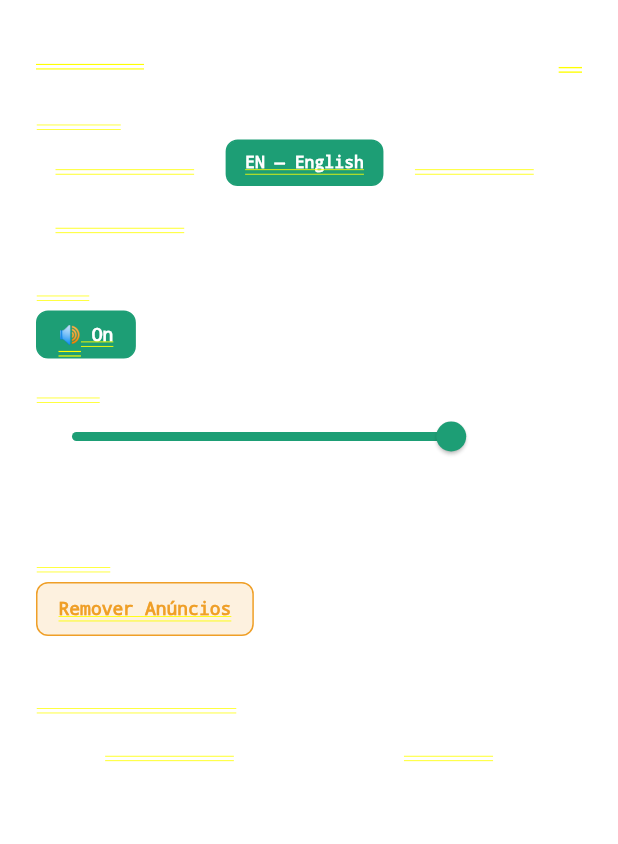
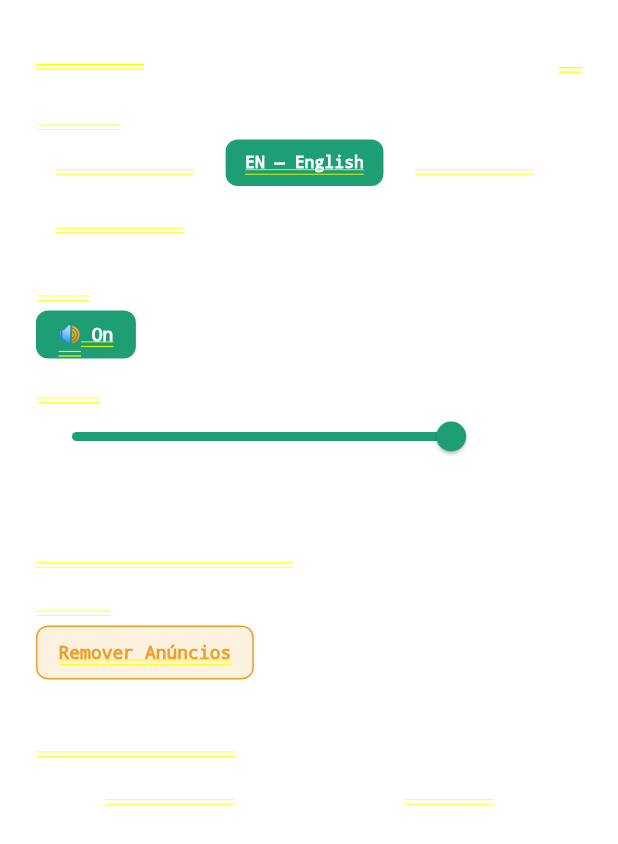
Before and after one commit to JandersonBrito/blitz-ball-game, a Flutter app: the SettingsScreen screen opened directly with empty values, on a phone screen of 412 x 824 dp. Shown: the top 844 px of the screen. Run offline on Flutter 3.47's test engine with Material 3 defaults, Android fonts, the phone set to English and light mode, and no system bars; our stand-ins replace in_app_purchase, shared_preferences; missing offline and left inert: flame, unity_ads_plugin; accounts and stored records are empty.

Commit message:
implementa consentimento GDPR para anúncios
- ConsentService: persiste escolha (gdpr_asked / gdpr_consented) em SharedPreferences
- ConsentDialog: diálogo bloqueante exibido no primeiro lançamento antes de inicializar Unity Ads
- AdService só é inicializado se consentimento foi dado; novo usuário passa pelo diálogo antes
- SettingsScreen: linha 'Consentimento de Anúncios' permite rever/alterar a qualquer momento
- Usuário que recusa não vê nenhum anúncio (banner, interstitial, rewarded)

Co-Authored-By: Claude Sonnet 4.6 <noreply@anthropic.com>

```diff
--- /dev/null
+++ b/lib/services/consent_service.dart
@@ -0,0 +1,29 @@
+import 'package:shared_preferences/shared_preferences.dart';
+
+class ConsentService {
+  ConsentService._();
+  static final ConsentService instance = ConsentService._();
+
+  static const _kConsented  = 'gdpr_consented';
+  static const _kAsked      = 'gdpr_asked';
+
+  bool _consented = false;
+  bool _asked     = false;
+
+  bool get consented  => _consented;
+  bool get hasBeenAsked => _asked;
+
+  Future<void> load() async {
+    final prefs = await SharedPreferences.getInstance();
+    _asked     = prefs.getBool(_kAsked)     ?? false;
+    _consented = prefs.getBool(_kConsented) ?? false;
+  }
+
+  Future<void> setConsent(bool value) async {
+    _consented = value;
+    _asked     = true;
+    final prefs = await SharedPreferences.getInstance();
+    await prefs.setBool(_kConsented, value);
+    await prefs.setBool(_kAsked, true);
+  }
+}
--- a/lib/ui/settings_screen.dart
+++ b/lib/ui/settings_screen.dart
@@ -4,8 +4,10 @@ import 'package:provider/provider.dart';
 import '../models/app_settings.dart';
 import '../services/settings_service.dart';
 import '../services/purchase_service.dart';
+import '../services/consent_service.dart';
 import '../game/managers/game_state.dart';
 import 'privacy_policy_screen.dart';
+import 'consent_dialog.dart';
 
 class SettingsScreen extends StatefulWidget {
   final VoidCallback onBack;
@@ -230,6 +232,44 @@ class _SettingsScreenState extends State<SettingsScreen> {
               ),
             ),
           ),
+          const SizedBox(height: 8),
+          // Consentimento de anúncios
+          GestureDetector(
+            onTap: () async {
+              await showConsentDialog(context);
+              setState(() {});
+            },
+            child: Padding(
+              padding: const EdgeInsets.symmetric(vertical: 4),
+              child: Row(
+                children: [
+                  const Text(
+                    'Consentimento de Anúncios: ',
+                    style: TextStyle(
+                      color: Colors.white24,
+                      fontSize: 11,
+                      fontFamily: 'monospace',
+                    ),
+                  ),
+                  Text(
+                    ConsentService.instance.hasBeenAsked
+                        ? (ConsentService.instance.consented ? 'Aceito' : 'Recusado')
+                        : 'Não definido',
+                    style: TextStyle(
+                      color: ConsentService.instance.consented
+                          ? const Color(0xFF1D9E75)
+                          : Colors.white38,
+                      fontSize: 11,
+                      fontFamily: 'monospace',
+                      fontWeight: FontWeight.bold,
+                      decoration: TextDecoration.underline,
+                      decorationColor: Colors.white38,
+                    ),
+                  ),
+                ],
+              ),
+            ),
+          ),
           const SizedBox(height: 16),
 
           // ── Remover Anúncios ──────────────────────────────────────────
```
Also changed, not shown: lib/main.dart (+8 -1 lines), lib/ui/consent_dialog.dart (added, +154 -0 lines), lib/ui/game_screen.dart (+16 -1 lines).
